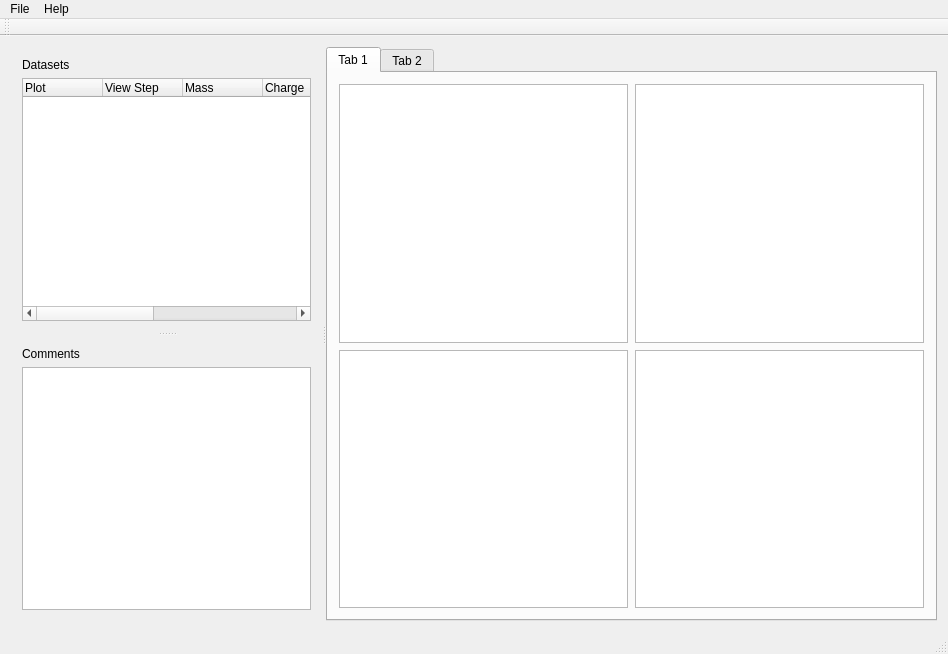
First picture: the form in py_particle_processor_qt/mainwindow.ui, repository DanielWinklehner/py_particle_processor, before the edit.
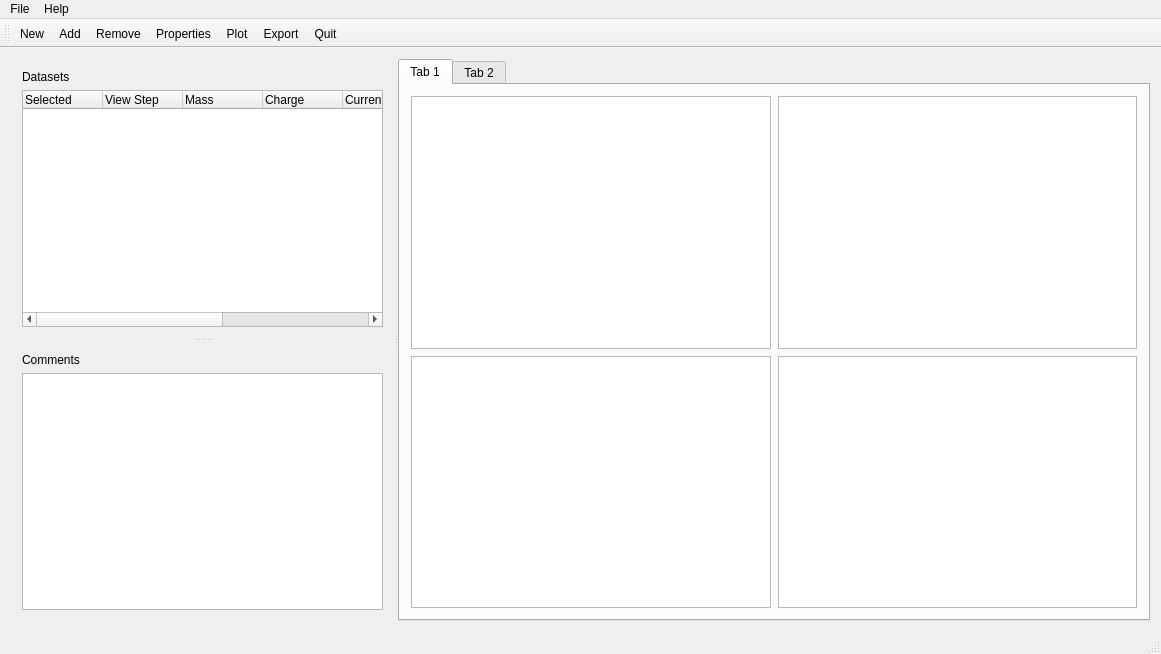
Second picture: the form after the edit. Icons and pictures are not drawn. Custom widgets are drawn as their Qt base class.

Patch:
```diff
--- a/py_particle_processor_qt/mainwindow.ui
+++ b/py_particle_processor_qt/mainwindow.ui
@@ -6,7 +6,7 @@
    <rect>
     <x>0</x>
     <y>0</y>
-    <width>948</width>
+    <width>1161</width>
     <height>654</height>
    </rect>
   </property>
@@ -55,7 +55,7 @@
            </attribute>
            <column>
             <property name="text">
-             <string>Plot</string>
+             <string>Selected</string>
             </property>
            </column>
            <column>
@@ -174,12 +174,22 @@
    </layout>
   </widget>
   <widget class="QToolBar" name="mainToolBar">
+   <property name="toolButtonStyle">
+    <enum>Qt::ToolButtonTextBesideIcon</enum>
+   </property>
    <attribute name="toolBarArea">
     <enum>TopToolBarArea</enum>
    </attribute>
    <attribute name="toolBarBreak">
     <bool>false</bool>
    </attribute>
+   <addaction name="actionImport_New"/>
+   <addaction name="actionImport_Add"/>
+   <addaction name="actionUnload_Selected"/>
+   <addaction name="actionProperties"/>
+   <addaction name="actionPlot"/>
+   <addaction name="actionExport_For"/>
+   <addaction name="actionQuit"/>
   </widget>
   <widget class="QStatusBar" name="statusBar"/>
   <widget class="QMenuBar" name="menuBar">
@@ -187,7 +197,7 @@
     <rect>
      <x>0</x>
      <y>0</y>
-     <width>948</width>
+     <width>1161</width>
      <height>25</height>
     </rect>
    </property>
@@ -221,16 +231,34 @@
    <property name="text">
     <string>Import New...</string>
    </property>
+   <property name="iconText">
+    <string>New</string>
+   </property>
+   <property name="toolTip">
+    <string>New</string>
+   </property>
   </action>
   <action name="actionImport_Add">
    <property name="text">
     <string>Import Add...</string>
    </property>
+   <property name="iconText">
+    <string>Add</string>
+   </property>
+   <property name="toolTip">
+    <string>Add</string>
+   </property>
   </action>
   <action name="actionExport_For">
    <property name="text">
     <string>Export For...</string>
    </property>
+   <property name="iconText">
+    <string>Export</string>
+   </property>
+   <property name="toolTip">
+    <string>Export</string>
+   </property>
   </action>
   <action name="actionQuit">
    <property name="text">
@@ -244,7 +272,32 @@
   </action>
   <action name="actionUnload_Selected">
    <property name="text">
-    <string>Unload Selected</string>
+    <string>Remove</string>
+   </property>
+   <property name="toolTip">
+    <string>Unload</string>
+   </property>
+  </action>
+  <action name="actionProperties">
+   <property name="icon">
+    <iconset theme="applications-system"/>
+   </property>
+   <property name="text">
+    <string>Properties</string>
+   </property>
+   <property name="toolTip">
+    <string>Properties</string>
+   </property>
+  </action>
+  <action name="actionPlot">
+   <property name="icon">
+    <iconset theme="emblem-photos"/>
+   </property>
+   <property name="text">
+    <string>Plot</string>
+   </property>
+   <property name="toolTip">
+    <string>Plot</string>
    </property>
   </action>
  </widget>
```
Left out of the diff: 15 changed lines with no effect on the pictures.
